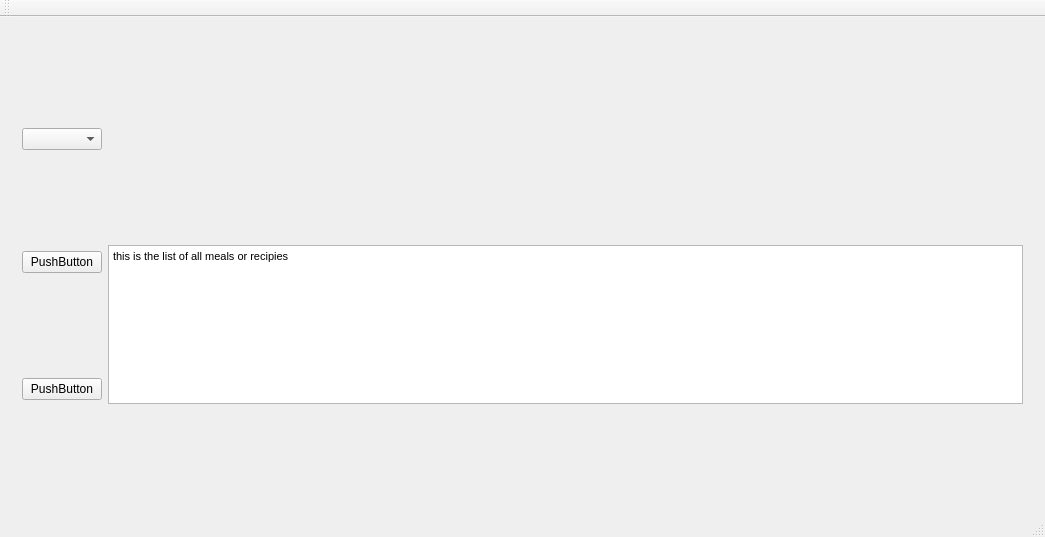
This is mealplanner/mainwindow.ui in escobaros-dos/mealplanner as Qt 5 draws it before an edit. The edited form follows.
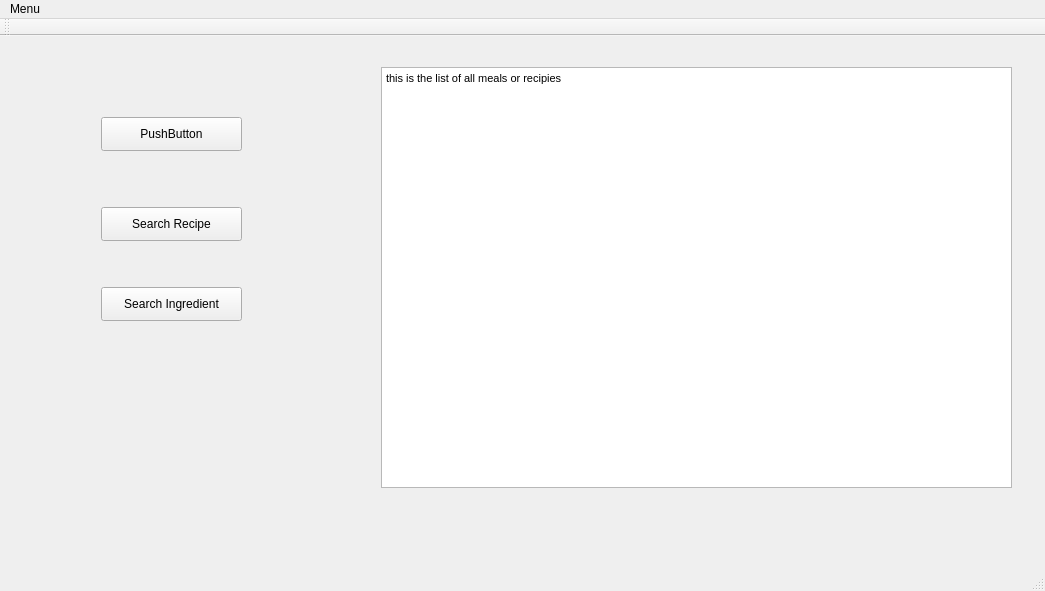
This is the edited form. The open tabs and pages were chosen to show the change.

Commit message: here ya go

```diff
--- a/mealplanner/mainwindow.ui
+++ b/mealplanner/mainwindow.ui
@@ -7,7 +7,7 @@
     <x>0</x>
     <y>0</y>
     <width>1045</width>
-    <height>537</height>
+    <height>591</height>
    </rect>
   </property>
   <property name="windowTitle">
@@ -15,7 +15,9 @@
   </property>
   <widget class="QWidget" name="centralWidget">
    <layout class="QGridLayout" name="gridLayout_2">
-    <item row="0" column="0">
+    <item row="1" column="0">
+     <layout class="QGridLayout" name="gridLayout_3">
+      <item row="1" column="0">
      <widget class="QStackedWidget" name="stackedWidget">
       <property name="currentIndex">
        <number>2</number>
@@ -195,41 +197,70 @@
        </layout>
       </widget>
       <widget class="QWidget" name="page_3">
-       <layout class="QGridLayout" name="gridLayout_5">
-        <item row="2" column="0">
-         <widget class="QPushButton" name="pushButton_11">
-          <property name="text">
-           <string>PushButton</string>
-          </property>
-         </widget>
-        </item>
-        <item row="2" column="1" rowspan="2">
          <widget class="QTextBrowser" name="textBrowser_3">
+          <property name="geometry">
+           <rect>
+            <x>370</x>
+            <y>20</y>
+            <width>631</width>
+            <height>421</height>
+           </rect>
+          </property>
           <property name="html">
            <string>&lt;!DOCTYPE HTML PUBLIC &quot;-//W3C//DTD HTML 4.0//EN&quot; &quot;http://www.w3.org/TR/REC-html40/strict.dtd&quot;&gt;
 &lt;html&gt;&lt;head&gt;&lt;meta name=&quot;qrichtext&quot; content=&quot;1&quot; /&gt;&lt;style type=&quot;text/css&quot;&gt;
 p, li { white-space: pre-wrap; }
-&lt;/style&gt;&lt;/head&gt;&lt;body style=&quot; font-family:'MS Shell Dlg 2'; font-size:8pt; font-weight:400; font-style:normal;&quot;&gt;
-&lt;p style=&quot; margin-top:0px; margin-bottom:0px; margin-left:0px; margin-right:0px; -qt-block-indent:0; text-indent:0px;&quot;&gt;this is the list of all meals or recipies&lt;/p&gt;&lt;/body&gt;&lt;/html&gt;</string>
+&lt;/style&gt;&lt;/head&gt;&lt;body style=&quot; font-family:'MS Shell Dlg 2'; font-size:12pt; font-weight:400; font-style:normal;&quot;&gt;
+&lt;p style=&quot; margin-top:0px; margin-bottom:0px; margin-left:0px; margin-right:0px; -qt-block-indent:0; text-indent:0px;&quot;&gt;&lt;span style=&quot; font-size:8pt;&quot;&gt;this is the list of all meals or recipies&lt;/span&gt;&lt;/p&gt;&lt;/body&gt;&lt;/html&gt;</string>
           </property>
          </widget>
-        </item>
-        <item row="3" column="0">
+         <widget class="QPushButton" name="pushButton_11">
+          <property name="geometry">
+           <rect>
+            <x>90</x>
+            <y>70</y>
+            <width>141</width>
+            <height>34</height>
+           </rect>
+          </property>
+          <property name="text">
+           <string>PushButton</string>
+          </property>
+         </widget>
          <widget class="QPushButton" name="pushButton_12">
+          <property name="geometry">
+           <rect>
+            <x>90</x>
+            <y>160</y>
+            <width>141</width>
+            <height>34</height>
+           </rect>
+          </property>
           <property name="text">
-           <string>PushButton</string>
+           <string>Search Recipe</string>
           </property>
          </widget>
-        </item>
-        <item row="1" column="0">
-         <widget class="QComboBox" name="comboBox_4"/>
-        </item>
-       </layout>
-      </widget>
-     </widget>
-    </item>
-   </layout>
+         <widget class="QPushButton" name="pushButton_13">
+          <property name="geometry">
+           <rect>
+            <x>90</x>
+            <y>240</y>
+            <width>141</width>
+            <height>34</height>
+           </rect>
+          </property>
+          <property name="text">
+           <string>Search Ingredient</string>
+          </property>
+         </widget>
+        </widget>
+       </widget>
+      </item>
+     </layout>
+    </item>
+   </layout>
   </widget>
+  <widget class="QStatusBar" name="statusBar"/>
   <widget class="QMenuBar" name="menuBar">
    <property name="geometry">
     <rect>
@@ -239,6 +270,13 @@
      <height>31</height>
     </rect>
    </property>
+   <widget class="QMenu" name="menuMenu">
+    <property name="title">
+     <string>Menu</string>
+    </property>
+    <addaction name="actionFna"/>
+   </widget>
+   <addaction name="menuMenu"/>
   </widget>
   <widget class="QToolBar" name="mainToolBar">
    <attribute name="toolBarArea">
@@ -248,7 +286,40 @@
     <bool>false</bool>
    </attribute>
   </widget>
-  <widget class="QStatusBar" name="statusBar"/>
+  <action name="actionRecipe_Book">
+   <property name="checkable">
+    <bool>false</bool>
+   </property>
+   <property name="text">
+    <string>Recipe Book</string>
+   </property>
+  </action>
+  <action name="actionCalander">
+   <property name="text">
+    <string>Calander</string>
+   </property>
+  </action>
+  <action name="actionCalculate_BMI">
+   <property name="text">
+    <string>Calculate BMI</string>
+   </property>
+  </action>
+  <action name="actionHome">
+   <property name="checkable">
+    <bool>false</bool>
+   </property>
+   <property name="checked">
+    <bool>false</bool>
+   </property>
+   <property name="text">
+    <string>Home</string>
+   </property>
+  </action>
+  <action name="actionFna">
+   <property name="text">
+    <string>fna</string>
+   </property>
+  </action>
  </widget>
  <layoutdefault spacing="6" margin="11"/>
  <resources/>
```
Left out of the diff: 106 changed lines with no effect on the pictures. Lines whose indentation alone changed are shown as unchanged. The commit also changes 2 other files.
